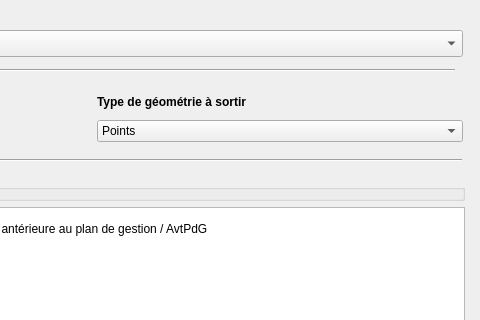
This is ui_operation.ui in VincentD/bdtravaux as Qt 5 draws it before an edit; both pictures show x 286 to 766 and y 0 to 320 of the 766 by 793 pixel window. The edited form follows.
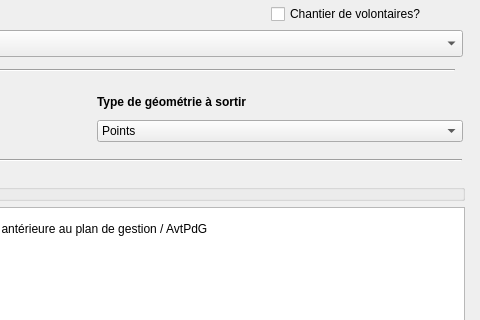
This is the edited form.

Commit message: Issue #22 : lien entre les chantiers de volontaires et les opérations réalisées pendant. Champs rajoutés en base, code rajouté pour gérer la case à cocher dans le module "opération". Code ajouté pour que l'ID du chantier soit entré dans la table "operation_entit" de la BD. OK pour sauv_geom(). Reste à inclure le code dans une nouvelle fonction, qu'on pourra appeler de sauv_ope() et sauv_ope_sans_geom() + débuggage éventuel

What changed in the file:
```diff
--- a/ui_operation.ui
+++ b/ui_operation.ui
@@ -550,6 +550,22 @@
     </item>
    </layout>
   </widget>
+  <widget class="QCheckBox" name="chx_opechvol">
+   <property name="geometry">
+    <rect>
+     <x>557</x>
+     <y>3</y>
+     <width>191</width>
+     <height>22</height>
+    </rect>
+   </property>
+   <property name="text">
+    <string>Chantier de volontaires?</string>
+   </property>
+   <property name="checked">
+    <bool>false</bool>
+   </property>
+  </widget>
  </widget>
  <resources/>
  <connections>
```
Left out of the diff: 17 changed lines with no effect on the pictures. The commit also changes 2 other files.
